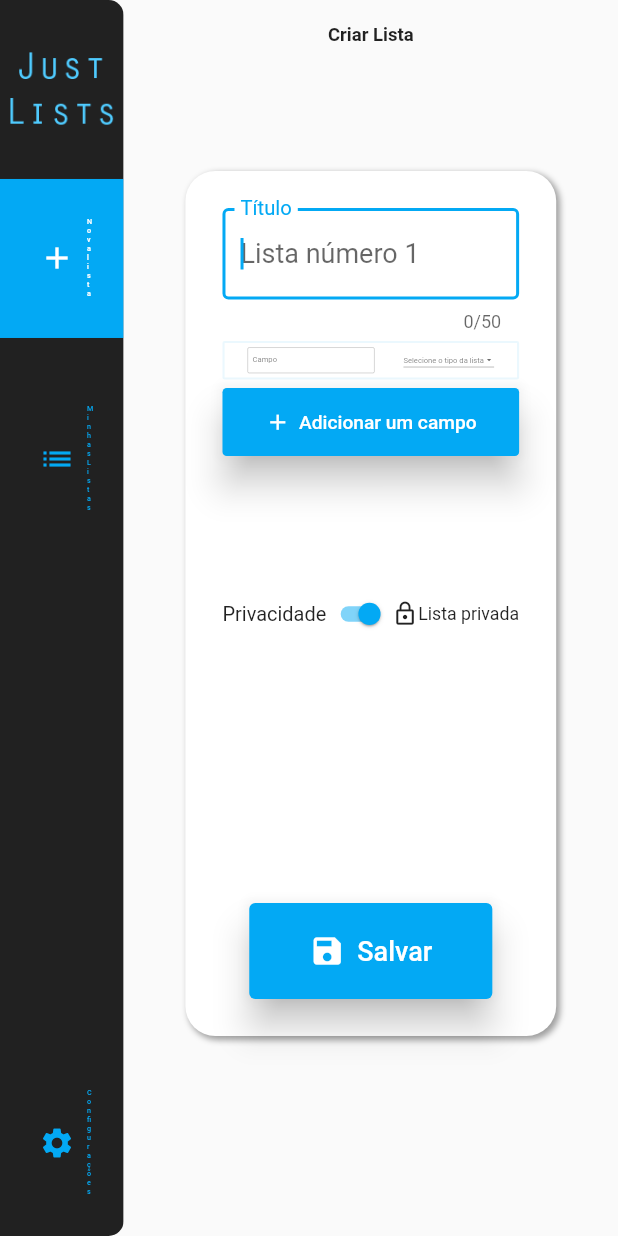
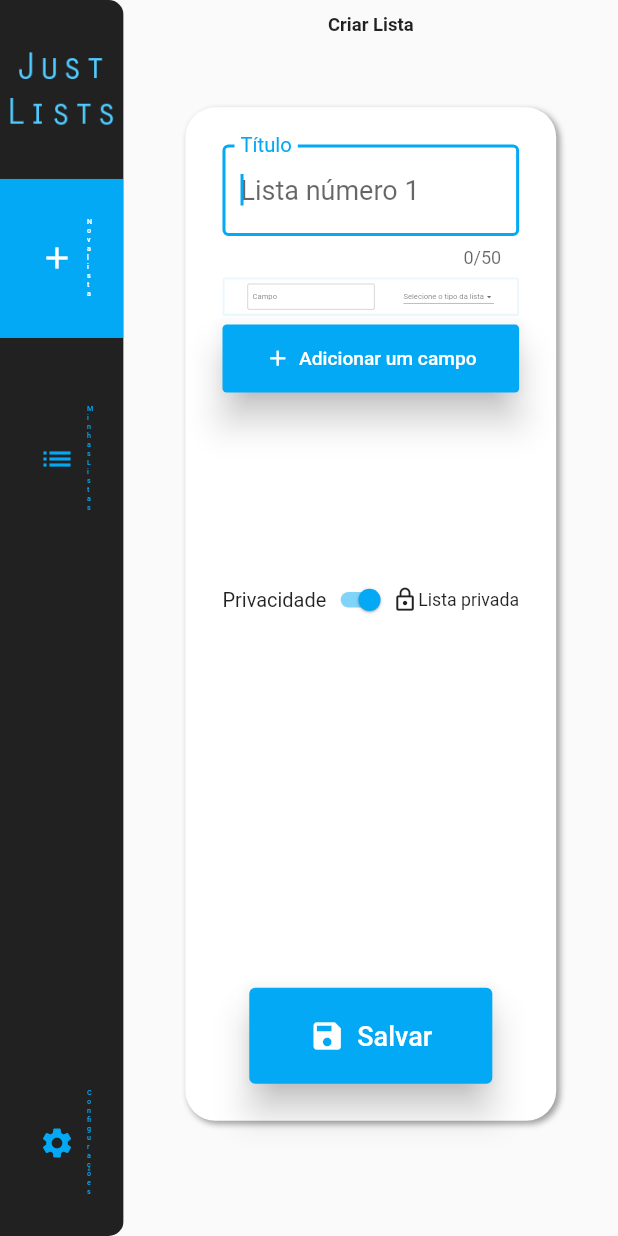
Before and after one commit to jgdml/Lists, a Flutter app: the CreateList screen opened by its route, on a phone screen of 412 x 824 dp. Run offline on Flutter 3.47's test engine with Material 2 defaults, Android fonts, the phone set to English and light mode, and no system bars; our stand-ins replace cloud_firestore, firebase_core; accounts and stored records are empty.

Commit message:
Imports \ fix funcao \ altura

```diff
--- a/lib/view/widget/block_button.dart
+++ b/lib/view/widget/block_button.dart
@@ -1,5 +1,4 @@
 import 'package:flutter/material.dart';
-import 'package:just_lists/view/widget/responsive_text.dart';
 
 class BlockButton extends StatelessWidget {
 
--- a/lib/view/widget/custom_button.dart
+++ b/lib/view/widget/custom_button.dart
@@ -8,7 +8,7 @@ class CustomButton extends StatelessWidget {
             required this.label})
             : super(key: key);
 
-    final Function? onPressed;
+    final Function()? onPressed;
     final Widget icon;
     final String label;
 
@@ -16,7 +16,7 @@ class CustomButton extends StatelessWidget {
     Widget build(BuildContext context) {
         return FittedBox(
             child: ElevatedButton.icon(
-                onPressed: () => null,
+                onPressed: onPressed,
                 icon: icon,
                 label: Text(
                     label,
--- a/lib/view/widget/decorated_container.dart
+++ b/lib/view/widget/decorated_container.dart
@@ -8,7 +8,7 @@ class DecoratedContainer extends StatelessWidget {
     @override
     Widget build(BuildContext context) {
         var sizeW = MediaQuery.of(context).size.width * 0.6;
-        var sizeH = MediaQuery.of(context).size.height * 0.7;
+        var sizeH = MediaQuery.of(context).size.height * 0.82;
 
         return Container(
             width: sizeW,
```
